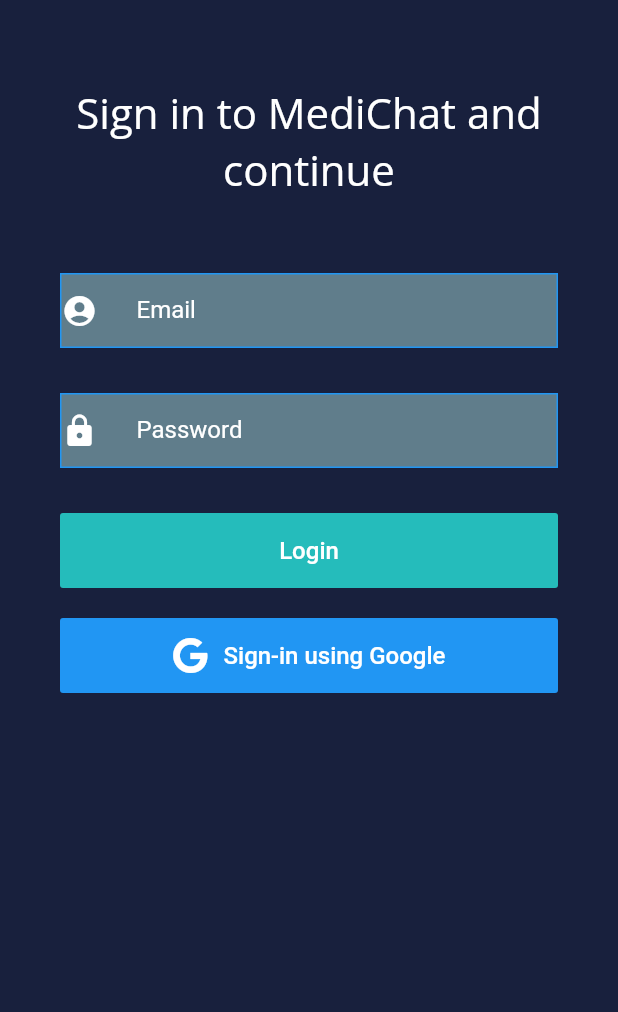
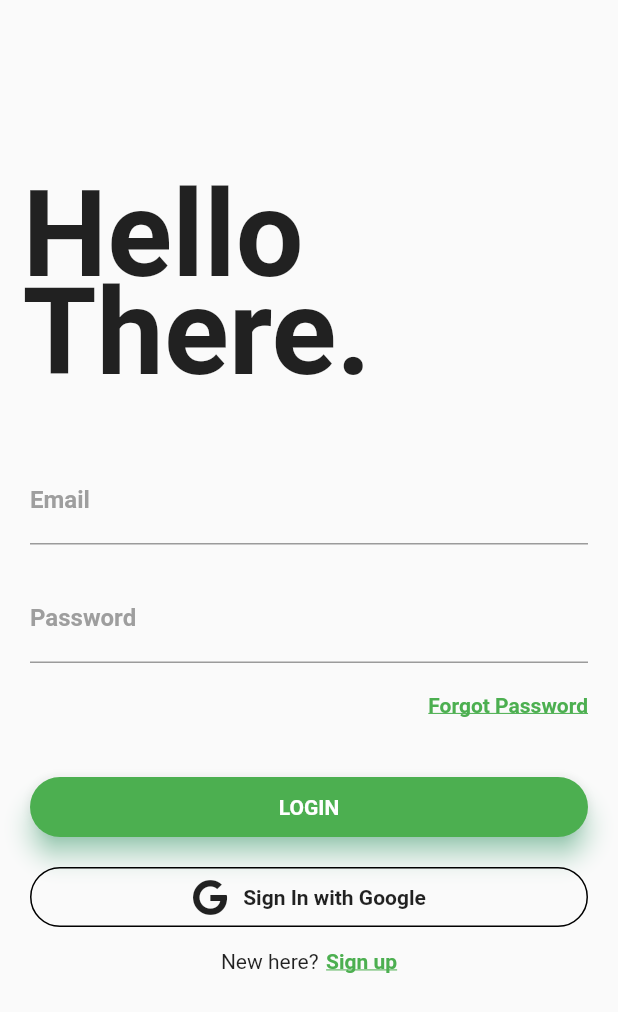
Before and after one commit to 19IT117/medichat, a Flutter app: the screen it shows after launch, after a tap on "Get Started", on a phone screen of 412 x 824 dp. Shown: the top 1012 px of the screen. Run offline on Flutter 3.47's test engine with Material 2 defaults, Android fonts, the phone set to English and light mode, and no system bars; our stand-ins replace firebase_auth, font_awesome_flutter, google_fonts, google_sign_in; accounts and stored records are empty; Roboto replaces fonts that are missing (Montserrat).

Commit message:
Updated login screen,inserted sign up page,built basic block for chat bot,added dependencies,updated home page

```diff
--- a/lib/BMI.dart
+++ b/lib/BMI.dart
@@ -21,7 +21,7 @@ class _BMIState extends State<BMI> {
   Widget build(BuildContext context) {
     return MaterialApp(
       home: Scaffold(
-        backgroundColor: primaryColor,
+        backgroundColor: Colors.white,
         appBar: AppBar(
           backgroundColor: secondaryColor,
           title: Center(child: Text('BMI')),
--- a/lib/LoginScreen.dart
+++ b/lib/LoginScreen.dart
@@ -3,6 +3,7 @@ import "package:flutter/material.dart";
 import 'package:font_awesome_flutter/font_awesome_flutter.dart';
 import 'package:google_fonts/google_fonts.dart';
 import 'package:google_sign_in/google_sign_in.dart';
+import 'package:medichat/SignUp_Page.dart';
 import 'package:medichat/home_page.dart';
 
 class LoginScreen extends StatefulWidget {
@@ -20,110 +21,178 @@ class _LoginScreenState extends State<LoginScreen> {
   Widget build(BuildContext context) {
     return MaterialApp(
       home: Scaffold(
-        appBar: AppBar(
-          backgroundColor: Colors.transparent,
-          elevation: 0,
+          resizeToAvoidBottomPadding: false,
+          body :Column(
+            crossAxisAlignment: CrossAxisAlignment.start,
+            children: <Widget>[
+              Container(
+                child: Stack(
+                  children: <Widget>[
+                    Container(
+                      padding: EdgeInsets.fromLTRB(15.0, 110.0, 0.0, 0.0),
+                      child: Text(
+                        "Hello",
+                        style: TextStyle(
+                            fontSize: 80.0,fontWeight: FontWeight.bold
                         ),
-              backgroundColor: primaryColor,
-              body: SafeArea(
-                child: Container(
-                  margin: EdgeInsets.symmetric(horizontal: 40),
+                      ),
+                    ),
+                    Container(
+                      padding: EdgeInsets.fromLTRB(15.0, 175.0, 0.0, 0.0),
+                      child: Text(
+                        "There.",
+                        style: TextStyle(
+                            fontSize: 80.0,fontWeight: FontWeight.bold
+                        ),
+                      ),
+                    ),
+                  ],
+                ),
+              ),
+              Container(
+                padding: EdgeInsets.only(top: 35.0,left: 20.0,right: 20.0),
                 child: Column(
                   children: <Widget>[
-                        Text(
-                          'Sign in to MediChat and continue',
-                          textAlign: TextAlign.center,
-                          style:
-                          GoogleFonts.openSans(color: Colors.white, fontSize: 28),
+                    TextField(
+                      decoration: InputDecoration(
+                          labelText: 'Email',
+                          labelStyle: TextStyle(
+                              fontWeight: FontWeight.bold,
+                              fontFamily: 'Montserrat',
+                              color: Colors.grey
                           ),
-                        SizedBox(height: 50),
-                        /*Text(
-                          'Enter your email and password below to continue to the MediChat and stay fit and healthy!!',
-                          textAlign: TextAlign.center,
-                          style:
-                          GoogleFonts.openSans(color: Colors.white, fontSize: 14),
-                        ),*/
-                        /*SizedBox(
-                          height: 50,
-                        ),*/
-                        buildTextField("Email",Icons.account_circle),
-                        SizedBox(height: 30),
-                        buildTextField("Password",Icons.lock),
-                        SizedBox(height: 30),
-                        MaterialButton(
-                          elevation: 0,
-                          minWidth: double.maxFinite,
-                          height: 50,
-                          onPressed: () async{
-                            /*User firebaseuser;
-                            firebaseAuth.signInWithEmailAndPassword(email: 'demo@gmail.com', password: 'demo123').then((UserCredential){
-                              setState(){
-                                firebaseuser=UserCredential.user;
-                              }
-                            });
-                            print(firebaseuser);*/
+                          focusedBorder: UnderlineInputBorder(
+                              borderSide: BorderSide(color: Colors.green)
+                          )
+                      ),
+                    ),
+                    SizedBox(height: 20.0),
+                    TextField(
+                      decoration: InputDecoration(
+                          labelText: 'Password',
+                          labelStyle: TextStyle(
+                              fontWeight: FontWeight.bold,
+                              fontFamily: 'Montserrat',
+                              color: Colors.grey
+                          ),
+                          focusedBorder: UnderlineInputBorder(
+                              borderSide: BorderSide(color: Colors.green)
+                          )
+                      ),
+                      obscureText: true,
+                    ),
+                    SizedBox(height: 5.0),
+                    Container(
+                      alignment: Alignment(1.0, 0.0),
+                      padding: EdgeInsets.only(top: 15.0,left: 20.0),
+                      child: InkWell(
+                        child: Text(
+                          'Forgot Password',
+                          style: TextStyle(
+                              color: Colors.green,
+                              fontWeight: FontWeight.bold,
+                              fontFamily: 'Montserrat',
+                              decoration: TextDecoration.underline
+                          ),
+                        ),
+                      ),
+                    ),
+                    SizedBox(height: 40.0),
+                    GestureDetector(
+    onTap: (){
     Navigator.push(context, MaterialPageRoute(builder: (context)=>home_page()));
     },
-                          color: logoGreen,
-                          child: Text('Login',
-                              style: TextStyle(color: Colors.white, fontSize: 16)),
-                          textColor: Colors.white,
+                      child: Container(
+                        height: 40.0,
+                        child: Material(
+                          borderRadius: BorderRadius.circular(20.0),
+                          shadowColor: Colors.greenAccent,
+                          color: Colors.green,
+                          elevation: 7.0,
+                            child: Center(
+                              child: Text(
+                                'LOGIN',
+                                style: TextStyle(
+                                    color: Colors.white,
+                                    fontWeight: FontWeight.bold,
+                                    fontFamily: 'Montserrat'
                                 ),
-                        SizedBox(height: 20),
-                        MaterialButton(
-                          elevation: 0,
-                          minWidth: double.maxFinite,
-                          height: 50,
-                          onPressed: () async{
-                            //Here goes the logic for Google SignIn discussed in the next section
-                            final GoogleSignInAccount googleUser = await googleSignIn.signIn();
-                            final GoogleSignInAuthentication googleAuth =
-                                await googleUser.authentication;
-
-                            final AuthCredential credential = GoogleAuthProvider.credential(
-                                idToken: googleAuth.idToken, accessToken: googleAuth.accessToken);
-
-                            final User user =
-                            (await firebaseAuth.signInWithCredential(credential)).user;
-
+                              ),
+                            ),
+                          ),
+                        ),
+                    ),
+                    SizedBox(height: 20.0),
+                    Container(
+                      height: 40.0,
+                      color: Colors.transparent,
+                      child: InkWell(
+                        onTap: (){
+                          Navigator.push(context, MaterialPageRoute(builder: (context)=>home_page()));
                         },
-                          color: Colors.blue,
+                        child: Container(
+                          decoration: BoxDecoration(
+                            border: Border.all(
+                                color: Colors.black,
+                                style: BorderStyle.solid,
+                                width: 1.0
+                            ),
+                            color: Colors.transparent,
+                            borderRadius: BorderRadius.circular(20.0),
+                          ),
                           child: Row(
                             mainAxisAlignment: MainAxisAlignment.center,
                             children: <Widget>[
                               Icon(FontAwesomeIcons.google),
-                              SizedBox(width: 10),
-                              Text('Sign-in using Google',
-                                  style: TextStyle(color: Colors.white, fontSize: 16)),
-                            ],
+                              SizedBox(width: 10.0),
+                              Center(
+                                  child: Text(
+                                    'Sign In with Google',
+                                    style: TextStyle(
+                                      fontWeight: FontWeight.bold,
+                                      fontFamily: 'Montserrat',
                                     ),
-                          textColor: Colors.white,
+                                  )
                               ),
-
                             ],
                           ),
                         ),
                       ),
+                    )
+                  ],
+                ),
+              ),
+              SizedBox(height: 15.0),
+              Row(
+                mainAxisAlignment: MainAxisAlignment.center,
+                children: <Widget>[
+                  Text(
+                    'New here?',
+                    style: TextStyle(
+                      fontFamily: 'Montserrat',
+                    ),
+                  ),
+                  SizedBox(width: 5.0),
+                  InkWell(
+                      onTap: (){
+                        Navigator.push(context, MaterialPageRoute(builder: (context)=>signup()));
+                      },
+                      child: Text(
+                          'Sign up',
+                          style: TextStyle(
+                            color: Colors.green,
+                            fontFamily: 'Montserrat',
+                            fontWeight: FontWeight.bold,
+                            decoration: TextDecoration.underline,
+                          )
+                      )
+                  ),
+                ],
+              )
+            ],
+          )
       ),
             );
   }
-  buildTextField(String labelText,IconData icon){
-    return Container(
-      decoration: BoxDecoration(
-          color: Colors.blueGrey,
-          border: Border.all(color: Colors.blue)),
-      child: TextField(
-        decoration: InputDecoration(
-            contentPadding: EdgeInsets.symmetric(horizontal: 10),
-            labelText: labelText,
-            labelStyle: TextStyle(color: Colors.white),
-            icon: Icon(
-              icon,
-              color: Colors.white,
-            ),
-            // prefix: Icon(icon),
-            border: InputBorder.none),
-      ),
-    );
+
   }
-}
--- a/pubspec.yaml
+++ b/pubspec.yaml
@@ -32,6 +32,7 @@ dependencies:
   google_sign_in:
   font_awesome_flutter:
   google_fonts:
+  flutter_dialogflow: ^0.1.3
 
 dev_dependencies:
   flutter_test:
```
Also changed, not shown: lib/SignUp_Page.dart (added, +142 -0 lines), lib/home_page.dart (+33 -9 lines), pubspec.lock. Lines whose indentation alone changed are shown as unchanged.
